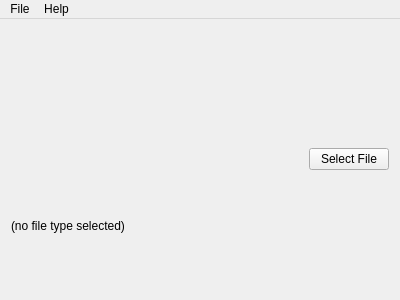
jlu5/FileInsight, file fileinsight.ui: the form before one commit.
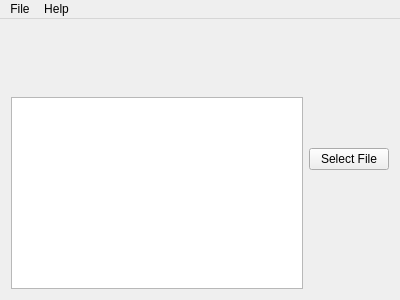
The form after the commit. Custom widgets are drawn as their Qt base class.

Commit message: Replace label with QPlainTextEdit for output display

What changed in the file:
```diff
--- a/fileinsight.ui
+++ b/fileinsight.ui
@@ -21,9 +21,18 @@
        <widget class="IconDisplayWidget" name="iconDisplay" native="true"/>
       </item>
       <item>
-       <widget class="QLabel" name="label">
-        <property name="text">
-         <string>(no file type selected)</string>
+       <widget class="QPlainTextEdit" name="output">
+        <property name="sizePolicy">
+         <sizepolicy hsizetype="Expanding" vsizetype="Preferred">
+          <horstretch>0</horstretch>
+          <verstretch>0</verstretch>
+         </sizepolicy>
+        </property>
+        <property name="horizontalScrollBarPolicy">
+         <enum>Qt::ScrollBarAlwaysOff</enum>
+        </property>
+        <property name="readOnly">
+         <bool>true</bool>
         </property>
        </widget>
       </item>
```
The commit also changes 1 other file.
